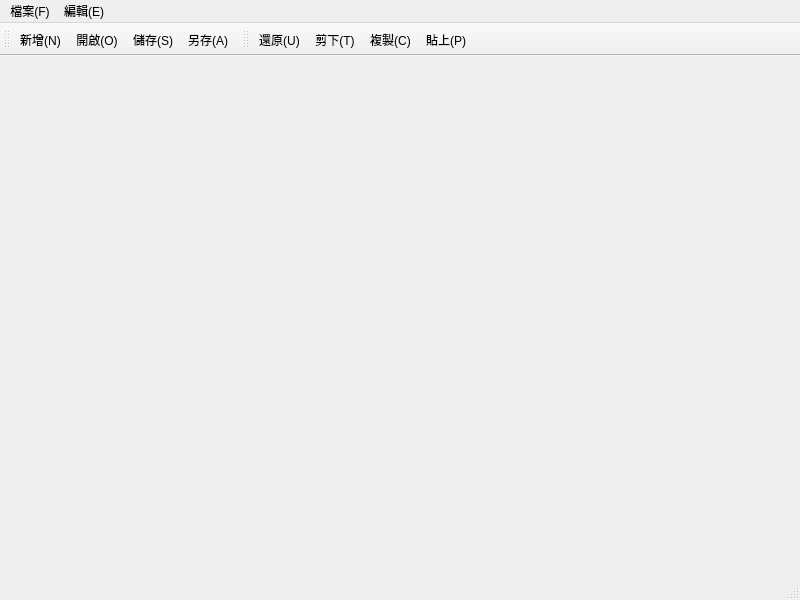
Before: the Qt Designer form mianwindow.ui in 41343247/DesignWindow, drawn with Qt 5.
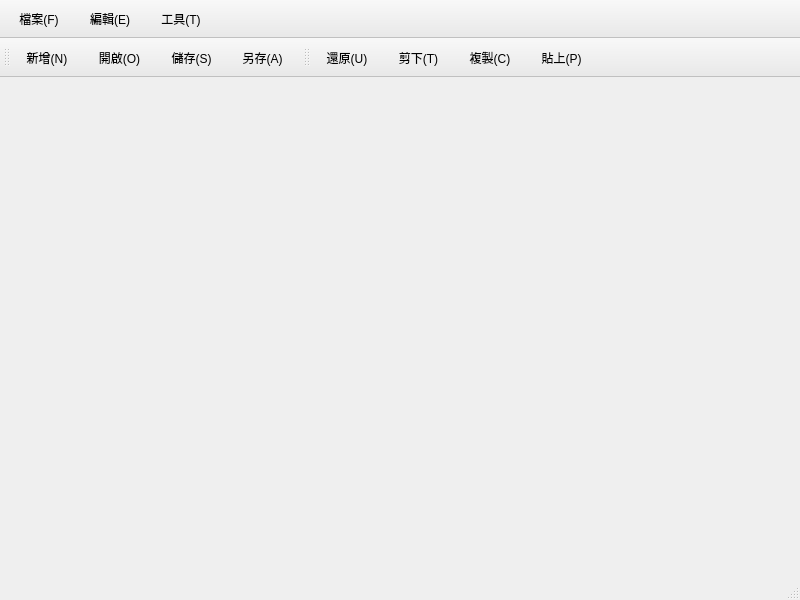
After: the same form once the commit is applied.

Commit message: Add Tools menu and beautify menu bar with modern styling

The edit to the form file:
```diff
--- a/mianwindow.ui
+++ b/mianwindow.ui
@@ -13,6 +13,84 @@
   <property name="windowTitle">
    <string>MainWindow</string>
   </property>
+  <property name="styleSheet">
+   <string notr="true">QMenuBar {
+    background-color: qlineargradient(x1:0, y1:0, x2:0, y2:1, stop:0 #f8f8f8, stop:1 #e8e8e8);
+    border-bottom: 1px solid #c0c0c0;
+    padding: 2px;
+    spacing: 3px;
+}
+
+QMenuBar::item {
+    background: transparent;
+    padding: 6px 12px;
+    border-radius: 4px;
+    margin: 2px;
+}
+
+QMenuBar::item:selected {
+    background-color: #0078d4;
+    color: white;
+}
+
+QMenuBar::item:pressed {
+    background-color: #005a9e;
+    color: white;
+}
+
+QMenu {
+    background-color: #ffffff;
+    border: 1px solid #c0c0c0;
+    border-radius: 6px;
+    padding: 6px;
+}
+
+QMenu::item {
+    padding: 8px 30px 8px 20px;
+    border-radius: 4px;
+    margin: 2px;
+}
+
+QMenu::item:selected {
+    background-color: #e5f3ff;
+    color: #0078d4;
+}
+
+QMenu::separator {
+    height: 1px;
+    background: #e0e0e0;
+    margin: 6px 10px;
+}
+
+QToolBar {
+    background-color: qlineargradient(x1:0, y1:0, x2:0, y2:1, stop:0 #f8f8f8, stop:1 #e8e8e8);
+    border-bottom: 1px solid #c0c0c0;
+    padding: 4px;
+    spacing: 4px;
+}
+
+QToolBar::separator {
+    width: 1px;
+    background: #c0c0c0;
+    margin: 4px 8px;
+}
+
+QToolButton {
+    background: transparent;
+    border: 1px solid transparent;
+    border-radius: 4px;
+    padding: 4px 8px;
+}
+
+QToolButton:hover {
+    background-color: #e5f3ff;
+    border: 1px solid #0078d4;
+}
+
+QToolButton:pressed {
+    background-color: #cce4f7;
+}</string>
+  </property>
   <widget class="QWidget" name="centralwidget"/>
   <widget class="QMenuBar" name="menubar">
    <property name="geometry">
@@ -20,7 +98,7 @@
      <x>0</x>
      <y>0</y>
      <width>800</width>
-     <height>21</height>
+     <height>28</height>
     </rect>
    </property>
    <widget class="QMenu" name="menu">
@@ -46,8 +124,22 @@
     <addaction name="actionAll"/>
     <addaction name="actionPaste"/>
    </widget>
+   <widget class="QMenu" name="menuTools">
+    <property name="title">
+     <string>工具(T)</string>
+    </property>
+    <addaction name="actionOptions"/>
+    <addaction name="actionFont"/>
+    <addaction name="separator"/>
+    <addaction name="actionTheme"/>
+    <addaction name="actionLanguage"/>
+    <addaction name="separator"/>
+    <addaction name="actionCalculator"/>
+    <addaction name="actionCalendar"/>
+   </widget>
    <addaction name="menu"/>
    <addaction name="menu_2"/>
+   <addaction name="menuTools"/>
   </widget>
   <widget class="QStatusBar" name="statusbar"/>
   <widget class="QToolBar" name="toolBar">
```
Left out of the diff: 33 changed lines with no effect on the pictures.
